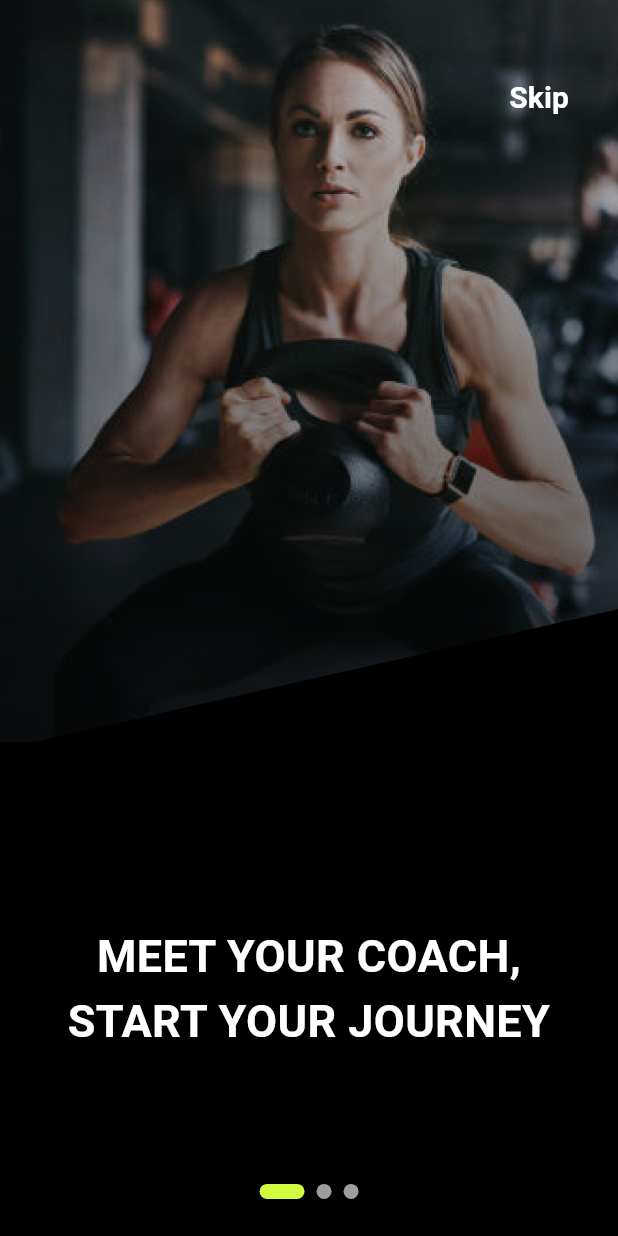
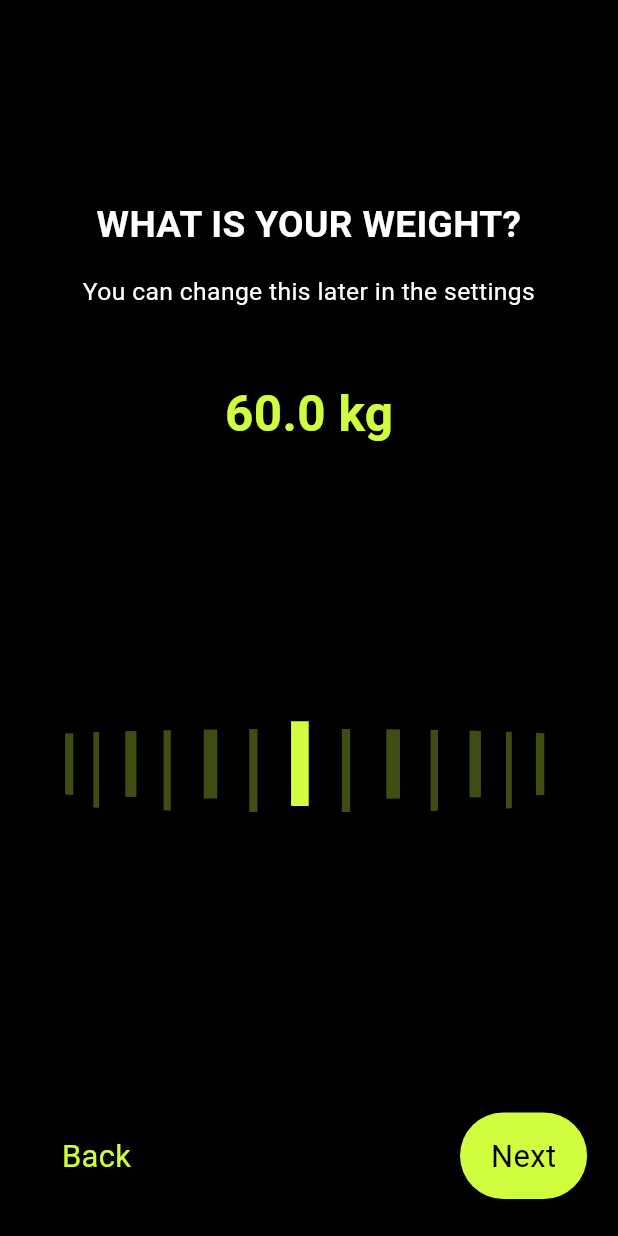
Before and after one commit to Amogh2409/fitness_app_GFG_frontend, a Flutter app: the screen it shows after launch, on a phone screen of 412 x 824 dp. Run offline on Flutter 3.47's test engine with Material 3 defaults, Android fonts, the phone set to English and light mode, and no system bars; drawn by our look-alikes of smooth_page_indicator.

Commit message:
Day - 4 Weight Page, Activity Level Page

```diff
--- a/lib/main.dart
+++ b/lib/main.dart
@@ -1,5 +1,7 @@
 import 'package:fitness_app_live/screens/GoalScreen/GoalScreen.dart';
 import 'package:fitness_app_live/screens/OnBoardingScreen/onBoardingScreen.dart';
+import 'package:fitness_app_live/screens/activityLevelScreen/activityLevelScreen.dart';
+import 'package:fitness_app_live/screens/weightScreen/WeightScreen.dart';
 
 import 'package:flutter/material.dart';
 
@@ -24,12 +26,12 @@ class MyApp extends StatelessWidget {
         '/gender': (context) => GenderPage(),
         '/age': (context) => AgePage(),
         '/height': (context) => HeightPage(),
-        // '/weight': (context) => WeightPage(),
-        // '/activity': (context) => ActivityPage(),
+        '/weight': (context) => WeightPage(),
+        '/activity': (context) => ActivityLevelPage(),
         '/goal': (context) => GoalPage(),
       },
       debugShowCheckedModeBanner: false,
-      home: OnBoardingScreen(),
+      home: WeightPage(),
     );
   }
 }
--- a/lib/screens/ageScreen/ageScreen.dart
+++ b/lib/screens/ageScreen/ageScreen.dart
@@ -45,7 +45,7 @@ class _AgePageState extends State<AgePage> {
               child: listwheelScrollView(items: items,)
             ),
             DetailPageButton(text: 'Next', onTap: () {
-              Navigator.pushNamed(context, '/height');
+              Navigator.pushNamed(context, '/weight');
             }, showBackButton: true,
             onBackTap: (){
               Navigator.pop(context);
--- /dev/null
+++ b/lib/screens/weightScreen/WeightScreen.dart
@@ -0,0 +1,101 @@
+import 'package:fitness_app_live/constants/color.dart';
+import 'package:flutter/material.dart';
+
+import '../../models/DetailPageButton.dart';
+import '../../models/DetailPageTitle.dart';
+
+class WeightPage extends StatefulWidget {
+  const WeightPage({super.key});
+
+  @override
+  State<WeightPage> createState() => _WeightPageState();
+}
+
+class _WeightPageState extends State<WeightPage> {
+  double weight = 60.0;
+  // Default weight
+  @override
+  Widget build(BuildContext context) {
+    List<String> levels = [];
+
+    for (var i = 30; i <= 500; i++) {
+      levels.add(i.isEven ? "|" : "I");
+    }
+    var size = MediaQuery.of(context).size;
+    return Scaffold(
+      backgroundColor: Colors.black,
+      body: Container(
+        width: size.width,
+        height: size.height,
+        padding: EdgeInsets.only(
+          top: size.height * 0.06,
+          left: size.width * 0.05,
+          right: size.width * 0.05,
+          bottom: size.height * 0.03,
+        ),
+        child: Column(
+          children: [
+            const DetailPageTitle(
+              text: 'You can change this later in the settings',
+              title: "What is your Weight?",
+              color: Colors.white,
+            ),
+            SizedBox(
+              height: size.height * 0.055,
+            ),
+            Text('$weight kg',
+                style: TextStyle(
+                  color: PrimaryColor,
+                  fontSize: size.height * 0.04,
+                  fontWeight: FontWeight.bold,
+                )),
+            SizedBox(
+              height: size.height * 0.055,
+            ),
+            SizedBox(
+              height: size.height * 0.4,
+              child: RotatedBox(
+                quarterTurns: -1,
+                child: ListWheelScrollView(
+                    itemExtent: size.height * 0.036,
+                    magnification: 1.2,
+                    useMagnifier: true,
+                    overAndUnderCenterOpacity: 0.3,
+                    physics: const FixedExtentScrollPhysics(),
+                    controller: FixedExtentScrollController(
+                        initialItem: (weight * 2).round() - 1),
+                    onSelectedItemChanged: (index) {
+                      setState(() {
+                        weight = (index + 1) / 2;
+                      });
+                    },
+                    children: levels.map((level) {
+                      return RotatedBox(
+                        quarterTurns: 1,
+                        child: Text(level,
+                            style: TextStyle(
+                              color: PrimaryColor,
+                              fontSize: size.height * 0.08,
+                              fontWeight: FontWeight.bold,
+                            )),
+                      );
+                    }).toList()),
+              ),
+            ),
+            const Spacer(),
+            DetailPageButton(
+              text: 'Next',
+              onTap: () {
+                Navigator.pushNamed(context, '/height');
+              },
+              showBackButton: true,
+              onBackTap: () {
+                Navigator.pop(context);
+              },
+            ),
+          ],
+        ),
+      ),
+    );
+  }
+}
```
Also changed, not shown: lib/screens/activityLevelScreen/activityLevelScreen.dart (added, +65 -0 lines).
